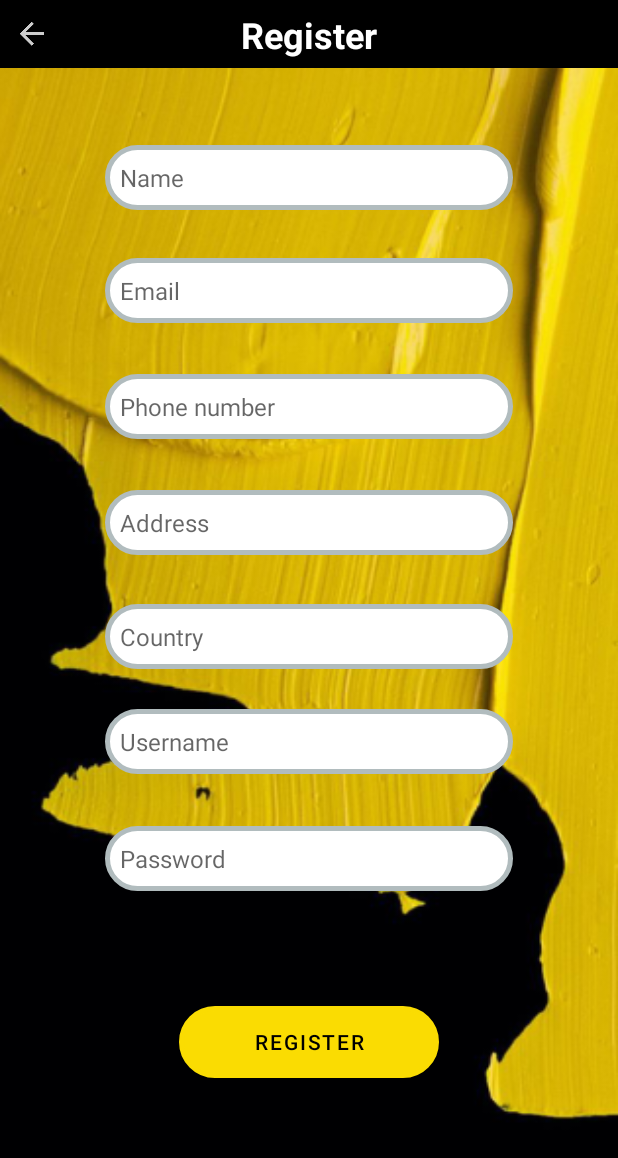
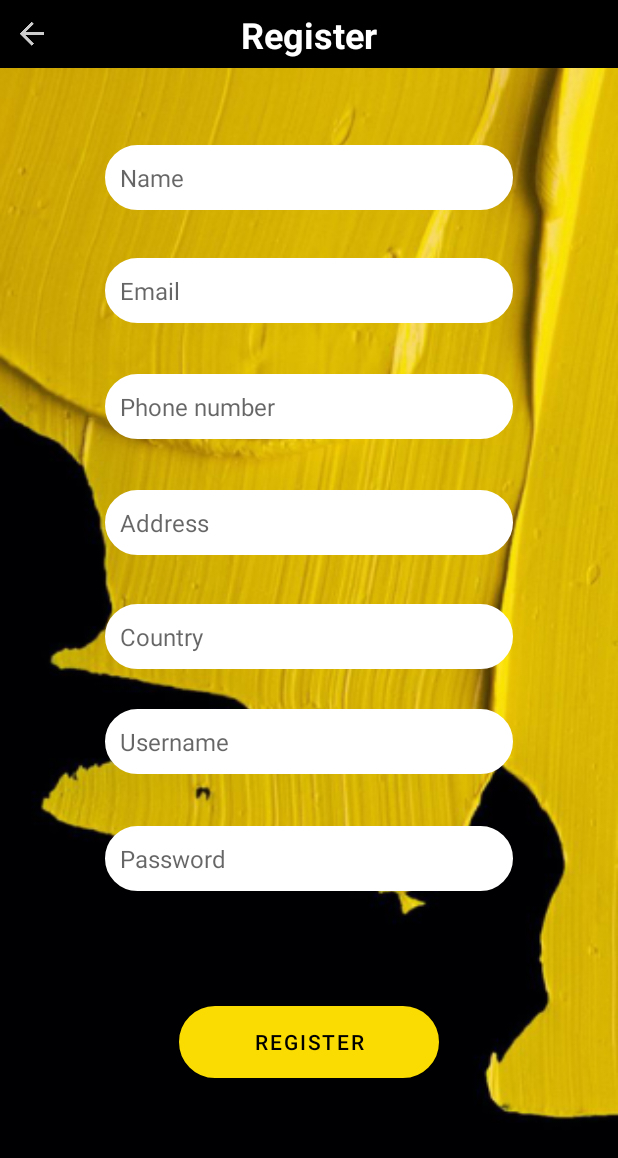
Before and after one commit to 2nd-year/MAD-Project-1, an Android app: the RegisterActivity screen opened directly, with no data from a screen before it, on a phone screen of 412 x 824 dp. Shown: the top 1158 px of the screen. Run offline under Robolectric (Android 15) with nearby library versions, the phone set to English and light mode, and no system bars.

Commit message:
change border color

```diff
--- a/app/src/main/res/drawable-xhdpi/layout_border.xml
+++ b/app/src/main/res/drawable-xhdpi/layout_border.xml
@@ -1,7 +1,7 @@
 <?xml version="1.0" encoding="UTF-8"?>
 <shape xmlns:android="http://schemas.android.com/apk/res/android">
     <solid android:color="#FFFFFF"/>
-    <stroke android:width="3dip" android:color="#B1BCBE" />
+    <stroke android:width="3dip" android:color="#FFFFFF" />
     <corners android:radius="40dip"/>
     <padding android:left="0dip" android:top="0dip" android:right="0dip" android:bottom="0dip" />
 </shape>
```
